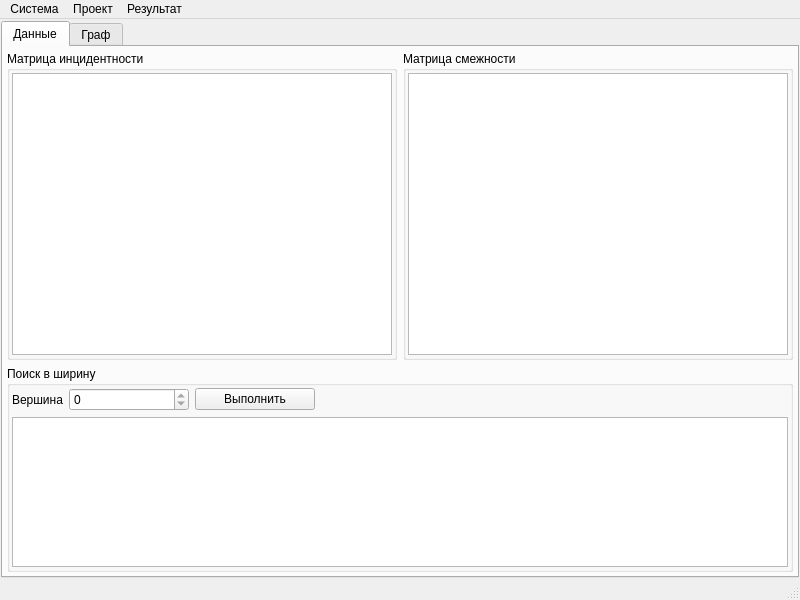
Old version of the form mainwindow.ui in the repository CreatorBooMGit/BFS.
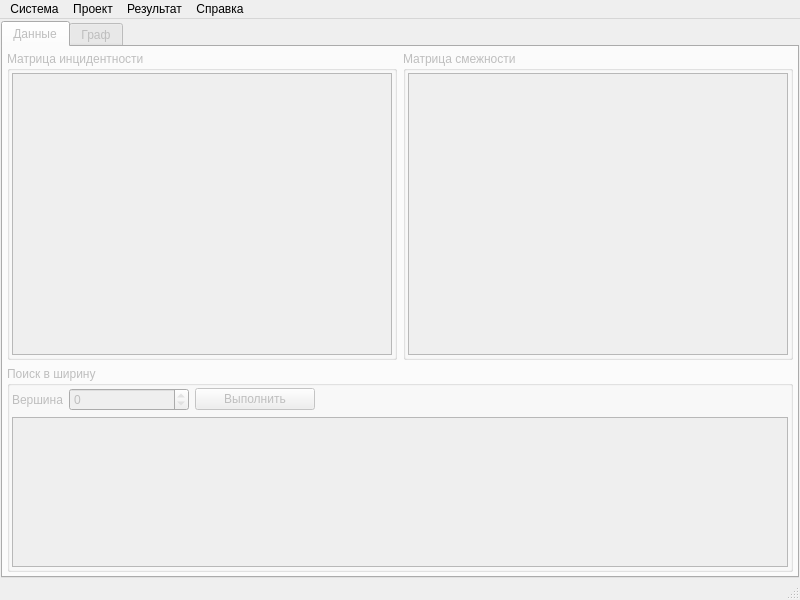
New version of the form. Icons and pictures are not drawn.

```diff
--- a/mainwindow.ui
+++ b/mainwindow.ui
@@ -14,6 +14,9 @@
    <string>Graph</string>
   </property>
   <widget class="QWidget" name="centralwidget">
+   <property name="enabled">
+    <bool>false</bool>
+   </property>
    <layout class="QGridLayout" name="gridLayout">
     <property name="leftMargin">
      <number>1</number>
@@ -321,9 +324,17 @@
     <addaction name="separator"/>
     <addaction name="actionClear"/>
    </widget>
+   <widget class="QMenu" name="menu_4">
+    <property name="title">
+     <string>Справка</string>
+    </property>
+    <addaction name="actionHelp"/>
+    <addaction name="actionAbout"/>
+   </widget>
    <addaction name="menu"/>
    <addaction name="menu_2"/>
    <addaction name="menu_3"/>
+   <addaction name="menu_4"/>
   </widget>
   <widget class="QStatusBar" name="statusbar"/>
   <action name="actionExit">
```
Left out of the diff: 27 changed lines with no effect on the pictures.
